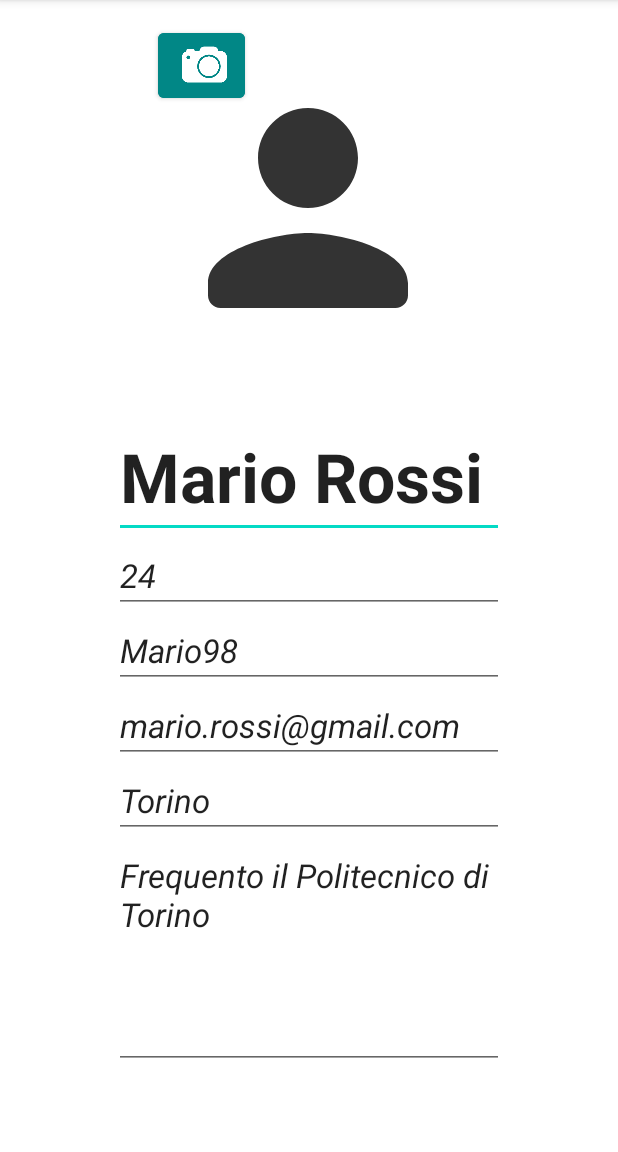
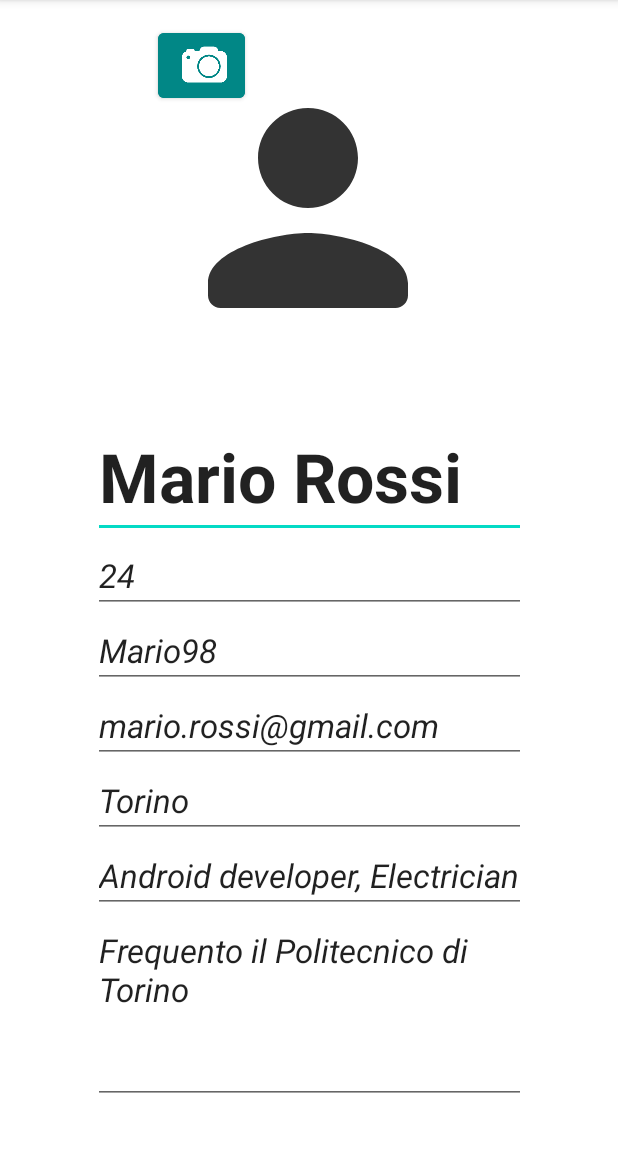
Before and after one commit to Mariagrazia98/Timebanking, an Android app: the screen it shows after launch (EditProfileActivity), after a tap on "Menu", on a phone screen of 412 x 824 dp, the part 84-1236 px from its top. Run offline under Robolectric (Android 15) with nearby library versions, the phone set to English and light mode, and no system bars.

Commit message:
added skills as a string

```diff
--- a/app/src/main/java/it/polito/showprofileactivity/EditProfileActivity.kt
+++ b/app/src/main/java/it/polito/showprofileactivity/EditProfileActivity.kt
@@ -30,6 +30,7 @@ class EditProfileActivity : AppCompatActivity() {
         val nickname = i.getStringExtra("group09.lab1.NICKNAME")
         val email = i.getStringExtra("group09.lab1.EMAIL")
         val location = i.getStringExtra("group09.lab1.LOCATION")
+        val skills = i.getStringExtra("group09.lab1.SKILLS")
         val description = i.getStringExtra("group09.lab1.DESCRIPTION")
         bitmap = i.getParcelableExtra("group09.lab1.PROFILE_IMAGE")
 
@@ -43,6 +44,8 @@ class EditProfileActivity : AppCompatActivity() {
         emailView.setText(email)
         val locationView = findViewById<EditText>(R.id.Edit_Location)
         locationView.setText(location)
+        val skillsView = findViewById<EditText>(R.id.edit_skills)
+        skillsView.setText(skills)
         val descriptionView = findViewById<EditText>(R.id.edit_description)
          descriptionView.setText(description)
 
@@ -61,6 +64,7 @@ class EditProfileActivity : AppCompatActivity() {
         val nickname = findViewById<EditText>(R.id.Edit_Nickname).text.toString()
         val email =  findViewById<EditText>(R.id.Edit_Email).text.toString()
         val location = findViewById<EditText>(R.id.Edit_Location).text.toString()
+        val skills = findViewById<EditText>(R.id.edit_skills).text.toString()
         val description = findViewById<EditText>(R.id.edit_description).text.toString()
 
         i.putExtra("group09.lab1.FULL_NAME", fullname)
@@ -68,6 +72,7 @@ class EditProfileActivity : AppCompatActivity() {
         i.putExtra("group09.lab1.NICKNAME", nickname)
         i.putExtra("group09.lab1.EMAIL", email)
         i.putExtra("group09.lab1.LOCATION", location)
+        i.putExtra("group09.lab1.SKILLS", skills)
         i.putExtra("group09.lab1.DESCRIPTION", description)
         i.putExtra("group09.lab1.IMAGE", bitmap)
 
--- a/app/src/main/java/it/polito/showprofileactivity/MainActivity.kt
+++ b/app/src/main/java/it/polito/showprofileactivity/MainActivity.kt
@@ -26,6 +26,7 @@ class MainActivity : AppCompatActivity() {
     var age = 24
     lateinit var email: String
     lateinit var location: String
+    lateinit var skills: String
     lateinit var description: String
     private var bitmap: Bitmap? = null
     lateinit var sharedPref : SharedPreferences
@@ -38,6 +39,7 @@ class MainActivity : AppCompatActivity() {
         val nicknameView = findViewById<TextView>(R.id.nickname)
         val emailView = findViewById<TextView>(R.id.email)
         val locationView = findViewById<TextView>(R.id.location)
+        val skillsView = findViewById<TextView>(R.id.skills)
         val descriptionView = findViewById<TextView>(R.id.description)
 
         //Get data from SharedPreferences
@@ -49,6 +51,7 @@ class MainActivity : AppCompatActivity() {
         jsonDefault.put("nickname", "Mario98")
         jsonDefault.put("email", "mario.rossi@gmail.com")
         jsonDefault.put("location", "Torino")
+        jsonDefault.put("skills", "Android developer, Electrician")
         jsonDefault.put("description", "Frequento il Politecnico di Torino")
 
         val profileString = sharedPref.getString("profile", jsonDefault.toString()) //retrieve the string containing data in json format with the key "profile"
@@ -57,14 +60,28 @@ class MainActivity : AppCompatActivity() {
 
         if(json.has("fullname"))
             fullname = json.getString("fullname")
+        else
+            fullname = jsonDefault.getString("fullname")
         if(json.has("age"))
             age = json.getInt("age")
+        else
+            age = jsonDefault.getInt("age")
         if(json.has("nickname"))
             nickname = json.getString("nickname")
+        else
+            nickname = jsonDefault.getString("nickname")
         if(json.has("email"))
             email = json.getString("email")
+        else
+            email = jsonDefault.getString("email")
         if(json.has("location"))
             location = json.getString("location")
+        else
+            location = jsonDefault.getString("location")
+        if(json.has("skills"))
+            skills = json.getString("skills")
+        else
+            skills = jsonDefault.getString("skills")
         if(json.has("description"))
             description = json.getString("description")
         else{
@@ -76,6 +93,7 @@ class MainActivity : AppCompatActivity() {
         nicknameView.text = nickname
         emailView.text = email
         locationView.text = location
+        skillsView.text = skills
         descriptionView.text=description
 
         //Get profile image from internal storage (local filesystem)
@@ -125,6 +143,9 @@ class MainActivity : AppCompatActivity() {
                 val locationView = findViewById<TextView>(R.id.location)
                 locationView.text = result.data?.getStringExtra("group09.lab1.LOCATION")
 
+                val skillsView = findViewById<TextView>(R.id.skills)
+                skillsView.text = result.data?.getStringExtra("group09.lab1.SKILLS")
+
                 val descriptionView = findViewById<TextView>(R.id.description)
                 descriptionView.text = result.data?.getStringExtra("group09.lab1.DESCRIPTION")
 
@@ -134,6 +155,7 @@ class MainActivity : AppCompatActivity() {
                 nickname = result.data?.getStringExtra("group09.lab1.NICKNAME").toString()
                 email = result.data?.getStringExtra("group09.lab1.EMAIL").toString()
                 location = result.data?.getStringExtra("group09.lab1.LOCATION").toString()
+                skills = result.data?.getStringExtra("group09.lab1.SKILLS").toString()
                 description=result.data?.getStringExtra("group09.lab1.DESCRIPTION").toString()
                 bitmap = result.data?.getParcelableExtra("group09.lab1.IMAGE")
 
@@ -149,6 +171,7 @@ class MainActivity : AppCompatActivity() {
                 jsonProfile.put("nickname", nickname)
                 jsonProfile.put("email", email)
                 jsonProfile.put("location", location)
+                jsonProfile.put("skills", skills)
                 jsonProfile.put("description", description)
 
                 val editor = sharedPref.edit()
@@ -178,6 +201,7 @@ class MainActivity : AppCompatActivity() {
         val nicknameView = findViewById<TextView>(R.id.nickname)
         val emailView =  findViewById<TextView>(R.id.email)
         val locationView = findViewById<TextView>(R.id.location)
+        val skillsView = findViewById<TextView>(R.id.skills)
         val descriptionView = findViewById<TextView>(R.id.description)
 
         intent.putExtra("group09.lab1.FULL_NAME", fullnameView.text)
@@ -185,6 +209,7 @@ class MainActivity : AppCompatActivity() {
         intent.putExtra("group09.lab1.NICKNAME", nicknameView.text)
         intent.putExtra("group09.lab1.EMAIL", emailView.text)
         intent.putExtra("group09.lab1.LOCATION", locationView.text)
+        intent.putExtra("group09.lab1.SKILLS", skillsView.text)
         intent.putExtra("group09.lab1.DESCRIPTION", descriptionView.text)
         intent.putExtra("group09.lab1.PROFILE_IMAGE", bitmap)
         resultLauncher.launch(intent)
--- a/app/src/main/res/layout-land/activity_edit_profile.xml
+++ b/app/src/main/res/layout-land/activity_edit_profile.xml
@@ -103,9 +103,20 @@
             android:textStyle="italic" />
 
         <EditText
+            android:id="@+id/edit_skills"
+            android:layout_width="match_parent"
+            android:layout_height="wrap_content"
+            android:importantForAutofill="no"
+            android:inputType="textPostalAddress"
+            android:text="@string/skills"
+            android:textAppearance="@style/TextAppearance.AppCompat.Large"
+            android:textStyle="italic" />
+
+        <EditText
             android:id="@+id/edit_description"
             android:layout_width="match_parent"
             android:layout_height="wrap_content"
+            android:importantForAutofill="no"
             android:ems="10"
             android:gravity="start|top"
             android:inputType="textMultiLine"
--- a/app/src/main/res/layout/activity_edit_profile.xml
+++ b/app/src/main/res/layout/activity_edit_profile.xml
@@ -104,9 +104,20 @@
             android:textStyle="italic" />
 
         <EditText
+            android:id="@+id/edit_skills"
+            android:layout_width="match_parent"
+            android:layout_height="wrap_content"
+            android:importantForAutofill="no"
+            android:inputType="textPostalAddress"
+            android:text="@string/skills"
+            android:textAppearance="@style/TextAppearance.AppCompat.Large"
+            android:textStyle="italic" />
+
+        <EditText
             android:id="@+id/edit_description"
             android:layout_width="match_parent"
             android:layout_height="wrap_content"
+            android:importantForAutofill="no"
             android:ems="10"
             android:gravity="start|top"
             android:inputType="textMultiLine"
--- a/app/src/main/res/values/strings.xml
+++ b/app/src/main/res/values/strings.xml
@@ -13,4 +13,5 @@
     <string name="select_from_gallery">Select from gallery</string>
     <string name="preference_file_key">preference_file</string>
     <string name="description">Frequento il Politecnico di Torino, mi piace cucinare e ascoltare musica</string>
+    <string name="skills">Android developer, Electricians</string>
 </resources>
```
Also changed, not shown: app/src/main/res/layout-land/activity_main.xml (+10 -0 lines), app/src/main/res/layout/activity_main.xml (+10 -0 lines).
